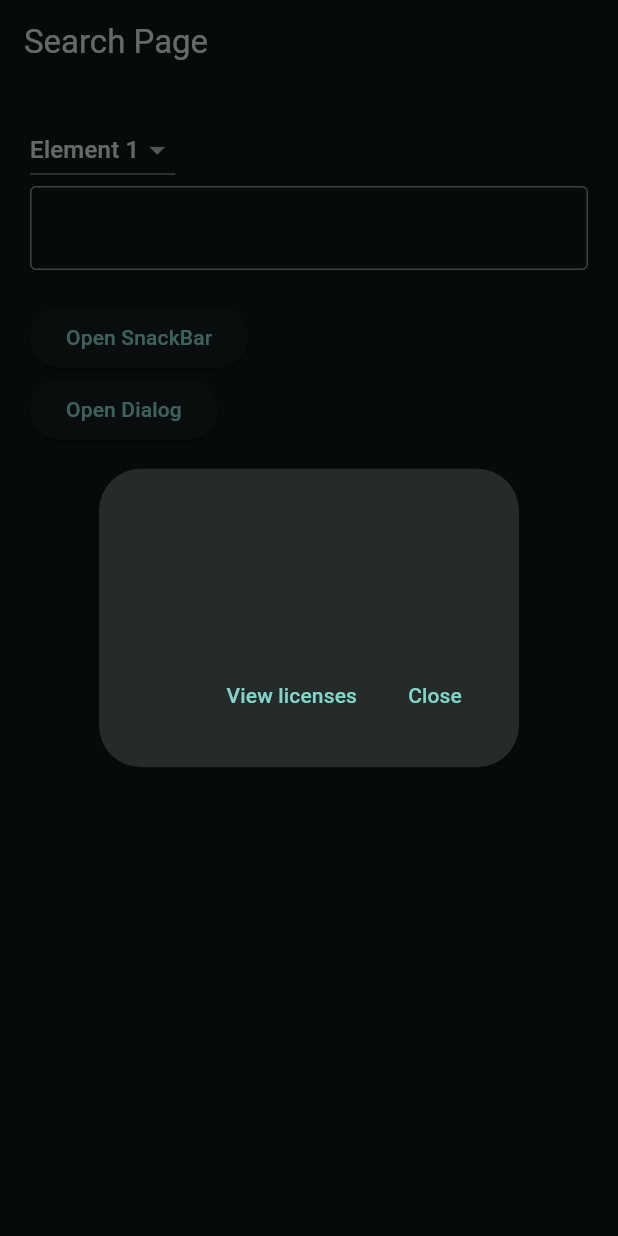
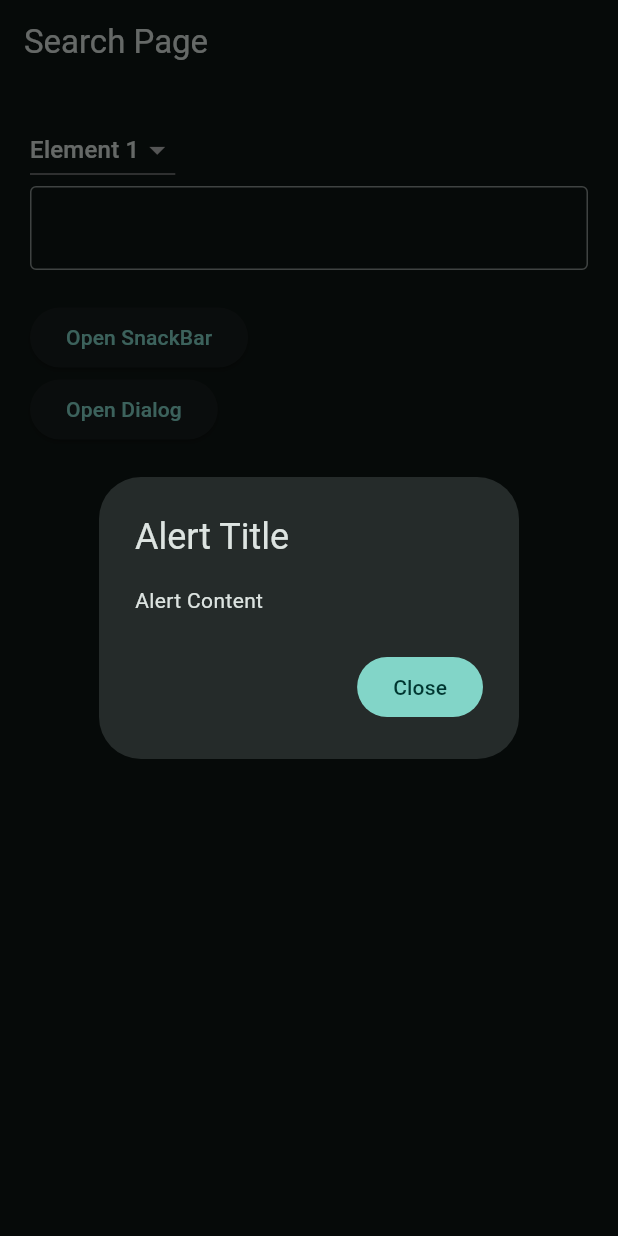
Before and after one commit to LHjortlund/flutter_april, a Flutter app: the SearchPage screen opened directly, after a tap on "Open Dialog", on a phone screen of 412 x 824 dp. Run offline on Flutter 3.47's test engine with Material 3 defaults, Android fonts, the phone set to English and light mode, and no system bars.

Commit message:
added alert dialog

```diff
--- a/lib/views/pages/search_page.dart
+++ b/lib/views/pages/search_page.dart
@@ -63,7 +63,18 @@ class _SearchPageState extends State<SearchPage> {
                   showDialog(
                     context: context,
                     builder: (context) {
-                      return AboutDialog();
+                      return AlertDialog(
+                        title: Text('Alert Title'),
+                        content: Text('Alert Content'),
+                        actions: [
+                          FilledButton(
+                            onPressed: () {
+                              Navigator.pop(context);
+                            },
+                            child: Text('Close'),
+                          ),
+                        ],
+                      );
                     },
                   );
                 },
```
